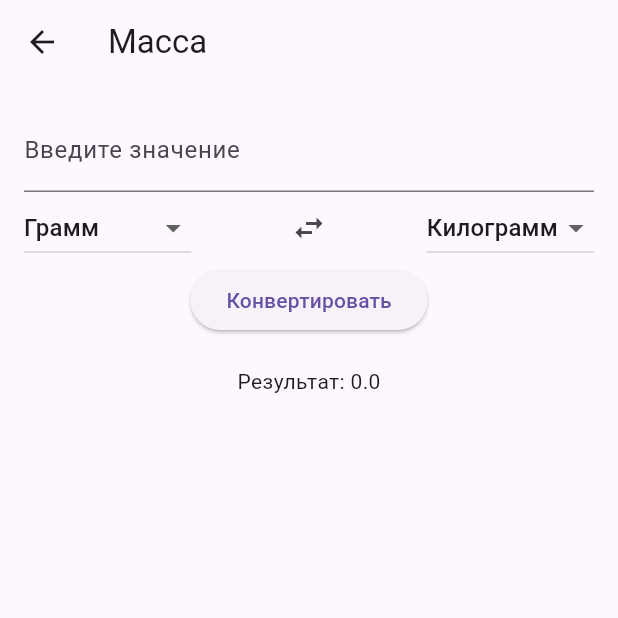
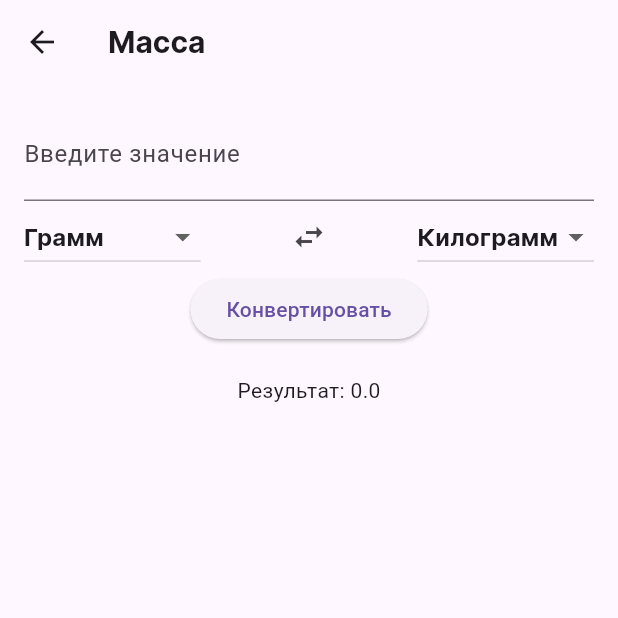
Before and after one commit to extazzzzzy/Converter, a Flutter app: the screen it shows after launch, after a tap on "Масса", on a phone screen of 412 x 824 dp, the top half of it. Run offline on Flutter 3.47's test engine with Material 3 defaults, Android fonts, the phone set to English and light mode, and no system bars.

Commit message:
корректировка интерфейса

```diff
--- a/lib/ConverterScreen.dart
+++ b/lib/ConverterScreen.dart
@@ -178,7 +178,13 @@ class _ConverterScreenState extends State<ConverterScreen> {
   @override
   Widget build(BuildContext context) {
     return Scaffold(
-      appBar: AppBar(title: Text(widget.category)),
+      appBar: AppBar(title: Text(widget.category,
+        style: TextStyle(
+          fontFamily: 'Inter',
+          fontWeight: FontWeight.bold,
+          fontSize: 20,
+        ),
+      )),
       body: Padding(
         padding: const EdgeInsets.all(16.0),
         child: Column(
@@ -189,6 +195,11 @@ class _ConverterScreenState extends State<ConverterScreen> {
               onChanged: (val) {
                 input = double.tryParse(val) ?? 0.0;
               },
+            style: TextStyle(
+              fontFamily: 'Inter',
+              fontWeight: FontWeight.bold,
+              fontSize: 20,
+            ),
             ),
             Row(
               mainAxisAlignment: MainAxisAlignment.spaceBetween,
@@ -203,7 +214,13 @@ class _ConverterScreenState extends State<ConverterScreen> {
                   items: units.map<DropdownMenuItem<String>>((String value) {
                     return DropdownMenuItem<String>(
                       value: value,
-                      child: Text(value),
+                      child: Text(value,
+                        style: TextStyle(
+                          fontFamily: 'Inter',
+                          fontWeight: FontWeight.bold,
+                          fontSize: 16,
+                        ),
+                      ),
                     );
                   }).toList(),
                 ),
@@ -228,7 +245,13 @@ class _ConverterScreenState extends State<ConverterScreen> {
                   items: units.map<DropdownMenuItem<String>>((String value) {
                     return DropdownMenuItem<String>(
                       value: value,
-                      child: Text(value),
+                      child: Text(value,
+                        style: TextStyle(
+                          fontFamily: 'Inter',
+                          fontWeight: FontWeight.bold,
+                          fontSize: 16,
+                        ),
+                      ),
                     );
                   }).toList(),
                 ),
--- a/lib/HomeScreen.dart
+++ b/lib/HomeScreen.dart
@@ -7,12 +7,26 @@ class HomeScreen extends StatelessWidget {
   @override
   Widget build(BuildContext context) {
     return Scaffold(
-      appBar: AppBar(title: Text('Converter')),
+      appBar: AppBar(title:
+      Text('Converter',
+        style: TextStyle(
+        fontFamily: 'Inter',
+        fontWeight: FontWeight.bold,
+        fontSize: 20,
+      ),
+      ),),
       body: ListView.builder(
         itemCount: categories.length,
         itemBuilder: (context, index) {
           return ListTile(
-            title: Text(categories[index]),
+            title: Text(
+                categories[index],
+                style: TextStyle(
+                fontFamily: 'Inter',
+                fontWeight: FontWeight.bold,
+                fontSize: 25,
+            ),
+          ),
             onTap: () {
               Navigator.push(
                 context,
```
